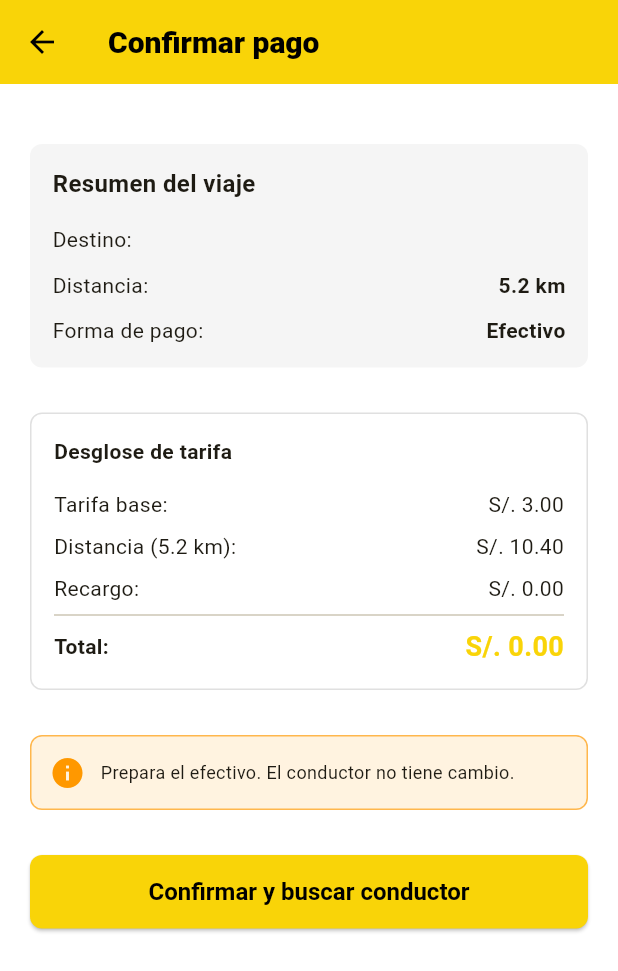
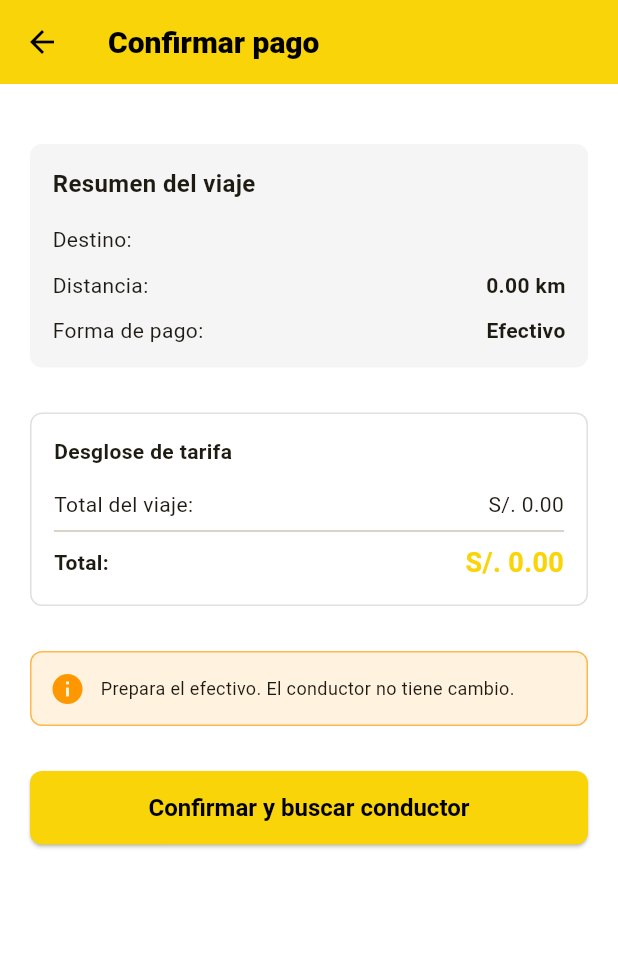
Before and after one commit to Minicodeveloper/mijanodrive, a Flutter app: the PaymentScreen screen opened by its route, on a phone screen of 412 x 824 dp. Shown: the top 971 px of the screen. Run offline on Flutter 3.47's test engine with Material 3 defaults, Android fonts, the phone set to English and light mode, and no system bars; our stand-ins replace cloud_firestore, firebase_auth, firebase_core, geolocator, hive_flutter, image_picker and 1 more; accounts and stored records are empty.

Commit message:
Implementa creación de viajes del pasajero

```diff
--- a/lib/main.dart
+++ b/lib/main.dart
@@ -2,6 +2,7 @@ import 'package:flutter/foundation.dart' show kIsWeb;
 import 'package:flutter/material.dart';
 import 'package:firebase_core/firebase_core.dart';
 import 'package:hive_flutter/hive_flutter.dart';
+import 'package:cloud_firestore/cloud_firestore.dart';
 
 import 'firebase_options.dart';
 import 'theme.dart';
@@ -69,10 +70,17 @@ class MijanoDriveApp extends StatelessWidget {
         page = const SearchTripScreen();
         break;
       case '/payment':
+        case '/payment':
   page = PaymentScreen(
     destination: args['destination'] ?? '',
     fare: (args['fare'] ?? 0).toDouble(),
     paymentMethod: args['paymentMethod'] ?? 'cash',
+    distanceKm: (args['distanceKm'] ?? 0).toDouble(),
+    city: args['city'] ?? 'Tarapoto',
+    origin: args['origin'] ??
+        const GeoPoint(-6.4869, -76.3654),
+    destinationGeoPoint: args['destinationGeoPoint'] ??
+        const GeoPoint(-6.4869, -76.3654),
   );
   break;
       case '/active-trip':
--- a/lib/screens/passenger/payment_screen.dart
+++ b/lib/screens/passenger/payment_screen.dart
@@ -1,15 +1,28 @@
 import 'package:flutter/material.dart';
+import 'package:cloud_firestore/cloud_firestore.dart';
+
+import '../../models/trip_model.dart';
+import '../../services/auth_service.dart';
+import '../../services/firestore_service.dart';
 
 class PaymentScreen extends StatefulWidget {
   final String destination;
   final double fare;
   final String paymentMethod;
+  final double distanceKm;
+  final String city;
+  final GeoPoint origin;
+  final GeoPoint destinationGeoPoint;
 
   const PaymentScreen({
     Key? key,
     required this.destination,
     required this.fare,
     required this.paymentMethod,
+    required this.distanceKm,
+    required this.city,
+    required this.origin,
+    required this.destinationGeoPoint,
   }) : super(key: key);
 
   @override
@@ -23,13 +36,31 @@ class _PaymentScreenState extends State<PaymentScreen> {
     setState(() => _isProcessing = true);
 
     try {
-      // TODO: Process payment based on method
-      // For wallet: deduct from balance
-      // For cash: create trip with cash payment
-      await Future.delayed(const Duration(seconds: 2));
+      final user = AuthService.instance.currentUser;
 
-      // TODO: Navigate to active trip screen
-      if (mounted) {
+      if (user == null) {
+        throw Exception('No hay un usuario autenticado');
+      }
+
+      final trip = Trip(
+  id: '',
+  passengerId: user.uid,
+  origin: widget.origin,
+  destination: widget.destinationGeoPoint,
+  status: TripStatus.pending,
+  fareAmount: widget.fare,
+  paymentMethod: widget.paymentMethod == 'cash'
+      ? PaymentMethod.cash
+      : PaymentMethod.wallet,
+  createdAt: DateTime.now(),
+  city: widget.city,
+  distanceKm: widget.distanceKm,
+);
+
+      await FirestoreService.instance.createTrip(trip);
+
+      if (!mounted) return;
+
       Navigator.of(context).pushNamed(
         '/active-trip',
         arguments: {
@@ -37,14 +68,16 @@ class _PaymentScreenState extends State<PaymentScreen> {
           'fare': widget.fare,
         },
       );
-      }
     } catch (e) {
+      if (!mounted) return;
+
       setState(() => _isProcessing = false);
-      if (mounted) {
+
       ScaffoldMessenger.of(context).showSnackBar(
-          SnackBar(content: Text('Error: $e')),
+        SnackBar(
+          content: Text('No se pudo crear el viaje: $e'),
+        ),
       );
-      }
     }
   }
 
@@ -71,7 +104,7 @@ class _PaymentScreenState extends State<PaymentScreen> {
             crossAxisAlignment: CrossAxisAlignment.stretch,
             children: [
               const SizedBox(height: 20),
-              // Trip summary
+
               Container(
                 padding: const EdgeInsets.all(15),
                 decoration: BoxDecoration(
@@ -89,43 +122,63 @@ class _PaymentScreenState extends State<PaymentScreen> {
                       ),
                     ),
                     const SizedBox(height: 15),
+
                     Row(
-                      mainAxisAlignment: MainAxisAlignment.spaceBetween,
+                      mainAxisAlignment:
+                          MainAxisAlignment.spaceBetween,
                       children: [
                         const Text('Destino:'),
-                        Text(
+                        Flexible(
+                          child: Text(
                             widget.destination,
-                          style: const TextStyle(fontWeight: FontWeight.bold),
+                            textAlign: TextAlign.right,
+                            style: const TextStyle(
+                              fontWeight: FontWeight.bold,
+                            ),
+                          ),
                         ),
                       ],
                     ),
+
                     const SizedBox(height: 10),
+
                     Row(
-                      mainAxisAlignment: MainAxisAlignment.spaceBetween,
+                      mainAxisAlignment:
+                          MainAxisAlignment.spaceBetween,
                       children: [
                         const Text('Distancia:'),
-                        const Text(
-                          '5.2 km',
-                          style: TextStyle(fontWeight: FontWeight.bold),
+                        Text(
+                          '${widget.distanceKm.toStringAsFixed(2)} km',
+                          style: const TextStyle(
+                            fontWeight: FontWeight.bold,
+                          ),
                         ),
                       ],
                     ),
+
                     const SizedBox(height: 10),
+
                     Row(
-                      mainAxisAlignment: MainAxisAlignment.spaceBetween,
+                      mainAxisAlignment:
+                          MainAxisAlignment.spaceBetween,
                       children: [
                         const Text('Forma de pago:'),
                         Text(
-                          widget.paymentMethod == 'cash' ? 'Efectivo' : 'Billetera',
-                          style: const TextStyle(fontWeight: FontWeight.bold),
+                          widget.paymentMethod == 'cash'
+                              ? 'Efectivo'
+                              : 'Billetera',
+                          style: const TextStyle(
+                            fontWeight: FontWeight.bold,
+                          ),
                         ),
                       ],
                     ),
                   ],
                 ),
               ),
+
               const SizedBox(height: 30),
-              // Fare breakdown
+
               Container(
                 padding: const EdgeInsets.all(15),
                 decoration: BoxDecoration(
@@ -133,7 +186,8 @@ class _PaymentScreenState extends State<PaymentScreen> {
                   borderRadius: BorderRadius.circular(8),
                 ),
                 child: Column(
-                  crossAxisAlignment: CrossAxisAlignment.stretch,
+                  crossAxisAlignment:
+                      CrossAxisAlignment.stretch,
                   children: [
                     const Text(
                       'Desglose de tarifa',
@@ -142,37 +196,31 @@ class _PaymentScreenState extends State<PaymentScreen> {
                         fontWeight: FontWeight.bold,
                       ),
                     ),
+
                     const SizedBox(height: 15),
+
                     Row(
-                      mainAxisAlignment: MainAxisAlignment.spaceBetween,
+                      mainAxisAlignment:
+                          MainAxisAlignment.spaceBetween,
                       children: [
-                        const Text('Tarifa base:'),
-                        Text('S/. 3.00'),
+                        const Text('Total del viaje:'),
+                        Text(
+                          'S/. ${widget.fare.toStringAsFixed(2)}',
+                        ),
                       ],
                     ),
-                    const SizedBox(height: 8),
+
+                    const Divider(),
+
                     Row(
-                      mainAxisAlignment: MainAxisAlignment.spaceBetween,
-                      children: [
-                        const Text('Distancia (5.2 km):'),
-                        Text('S/. ${(5.2 * 2).toStringAsFixed(2)}'),
-                      ],
-                    ),
-                    const SizedBox(height: 8),
-                    Row(
-                      mainAxisAlignment: MainAxisAlignment.spaceBetween,
-                      children: [
-                        const Text('Recargo:'),
-                        const Text('S/. 0.00'),
-                      ],
-                    ),
-                    const Divider(),
-                    Row(
-                      mainAxisAlignment: MainAxisAlignment.spaceBetween,
+                      mainAxisAlignment:
+                          MainAxisAlignment.spaceBetween,
                       children: [
                         const Text(
                           'Total:',
-                          style: TextStyle(fontWeight: FontWeight.bold),
+                          style: TextStyle(
+                            fontWeight: FontWeight.bold,
+                          ),
                         ),
                         Text(
                           'S/. ${widget.fare.toStringAsFixed(2)}',
@@ -187,19 +235,25 @@ class _PaymentScreenState extends State<PaymentScreen> {
                   ],
                 ),
               ),
+
               const SizedBox(height: 30),
-              // Warning if cash payment
+
               if (widget.paymentMethod == 'cash')
                 Container(
                   padding: const EdgeInsets.all(12),
                   decoration: BoxDecoration(
                     color: Colors.orange[50],
-                    border: Border.all(color: Colors.orange[300]!),
+                    border: Border.all(
+                      color: Colors.orange[300]!,
+                    ),
                     borderRadius: BorderRadius.circular(8),
                   ),
                   child: const Row(
                     children: [
-                      Icon(Icons.info, color: Colors.orange),
+                      Icon(
+                        Icons.info,
+                        color: Colors.orange,
+                      ),
                       SizedBox(width: 10),
                       Expanded(
                         child: Text(
@@ -210,25 +264,34 @@ class _PaymentScreenState extends State<PaymentScreen> {
                     ],
                   ),
                 ),
+
               const SizedBox(height: 30),
-              // Confirm button
+
               ElevatedButton(
-                onPressed: _isProcessing ? null : _confirmPayment,
+                onPressed:
+                    _isProcessing ? null : _confirmPayment,
                 style: ElevatedButton.styleFrom(
-                  backgroundColor: const Color(0xFFF9D408),
+                  backgroundColor:
+                      const Color(0xFFF9D408),
                   disabledBackgroundColor: Colors.grey,
-                  padding: const EdgeInsets.symmetric(vertical: 15),
+                  padding:
+                      const EdgeInsets.symmetric(vertical: 15),
                   shape: RoundedRectangleBorder(
-                    borderRadius: BorderRadius.circular(8),
+                    borderRadius:
+                        BorderRadius.circular(8),
                   ),
                 ),
                 child: _isProcessing
                     ? const SizedBox(
                         height: 20,
                         width: 20,
-                        child: CircularProgressIndicator(
+                        child:
+                            CircularProgressIndicator(
                           strokeWidth: 2,
-                          valueColor: AlwaysStoppedAnimation(Colors.black),
+                          valueColor:
+                              AlwaysStoppedAnimation(
+                            Colors.black,
+                          ),
                         ),
                       )
                     : const Text(
```
Also changed, not shown: lib/screens/passenger/search_trip_screen.dart (+167 -27 lines). Lines whose indentation alone changed are shown as unchanged.
